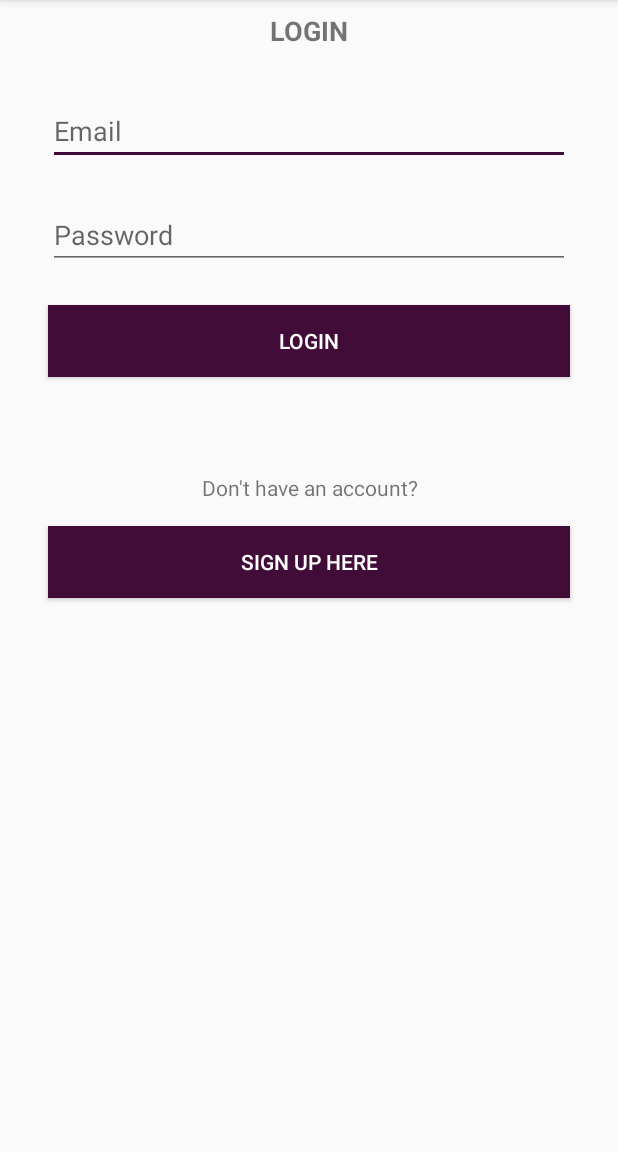
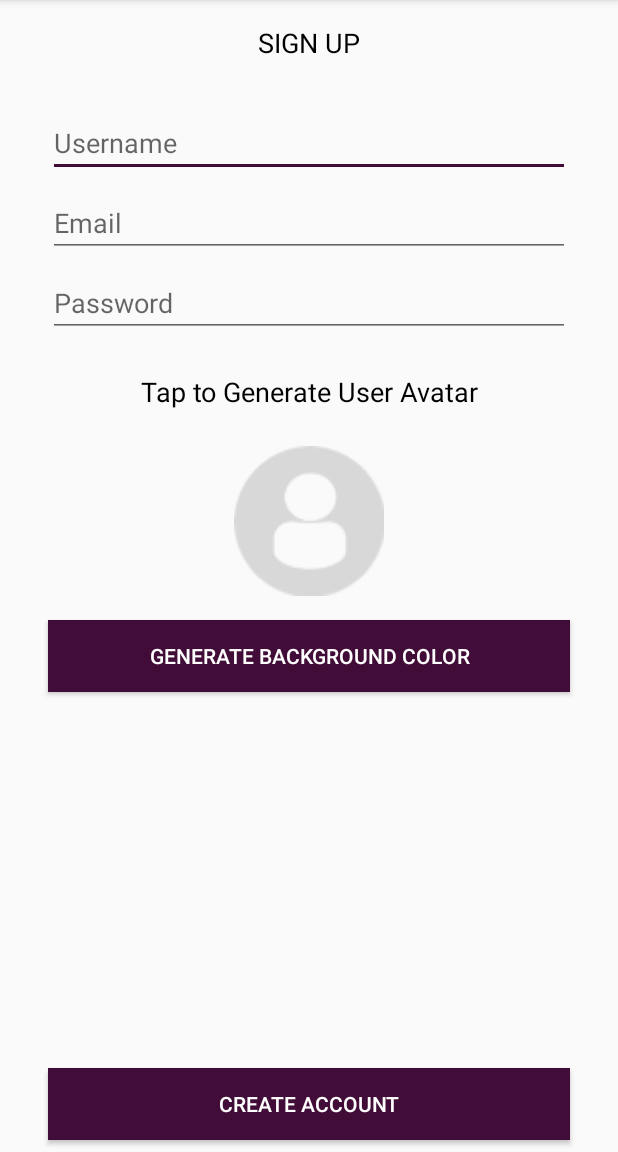
Before and after one commit to vishaljoshi005/Materials-Chat, an Android app: the LoginActivity screen opened directly, with no data from a screen before it, after a tap on "SIGN UP HERE", on a phone screen of 412 x 824 dp, the part 84-1236 px from its top. Run offline under Robolectric (Android 15) with nearby library versions, the phone set to English and light mode, and no system bars.

Commit message:
lesson-03

```diff
--- a/app/src/main/AndroidManifest.xml
+++ b/app/src/main/AndroidManifest.xml
@@ -8,7 +8,8 @@
         android:label="@string/app_name"
         android:supportsRtl="true"
         android:theme="@style/AppTheme">
-        <activity android:name=".controller.LoginActivity"></activity>
+        <activity android:name=".controller.CreateUserActivity"></activity>
+        <activity android:name=".controller.LoginActivity" />
         <activity
             android:name=".controller.MainActivity"
             android:label="@string/app_name"
--- /dev/null
+++ b/app/src/main/java/in/ivishaljoshi/materialchats/controller/CreateUserActivity.kt
@@ -0,0 +1,25 @@
+package `in`.ivishaljoshi.materialchats.controller
+
+import `in`.ivishaljoshi.materialchats.R
+import android.support.v7.app.AppCompatActivity
+import android.os.Bundle
+import android.view.View
+
+class CreateUserActivity : AppCompatActivity() {
+
+    override fun onCreate(savedInstanceState: Bundle?) {
+        super.onCreate(savedInstanceState)
+        setContentView(R.layout.activity_create_user)
+    }
+
+    fun generateAvatarImage(view:View){
+
+    }
+
+    fun backgroundBtnClicked(view:View){
+
+    }
+    fun createUserBtnClicked(view:View){
+
+    }
+}
--- a/app/src/main/java/in/ivishaljoshi/materialchats/controller/LoginActivity.kt
+++ b/app/src/main/java/in/ivishaljoshi/materialchats/controller/LoginActivity.kt
@@ -1,6 +1,7 @@
 package `in`.ivishaljoshi.materialchats.controller
 
 import `in`.ivishaljoshi.materialchats.R
+import android.content.Intent
 import android.support.v7.app.AppCompatActivity
 import android.os.Bundle
 import android.view.View
@@ -13,7 +14,8 @@ class LoginActivity : AppCompatActivity() {
     }
 
     fun loginCreateUserBtnClicked(view:View){
-
+        val createUserIntent = Intent(this, CreateUserActivity::class.java)
+        startActivity(createUserIntent)
     }
 
     fun loginLoginBtnClicked(view:View){
--- /dev/null
+++ b/app/src/main/res/layout/activity_create_user.xml
@@ -0,0 +1,123 @@
+<?xml version="1.0" encoding="utf-8"?>
+<android.support.constraint.ConstraintLayout xmlns:android="http://schemas.android.com/apk/res/android"
+    xmlns:app="http://schemas.android.com/apk/res-auto"
+    xmlns:tools="http://schemas.android.com/tools"
+    android:layout_width="match_parent"
+    android:layout_height="match_parent"
+    tools:context=".controller.CreateUserActivity">
+
+    <TextView
+        android:id="@+id/textView3"
+        android:layout_width="0dp"
+        android:layout_height="wrap_content"
+        android:layout_marginTop="16dp"
+        android:text="@string/sign_up_TEXT"
+        android:textAlignment="center"
+        android:textColor="@android:color/background_dark"
+        android:textSize="18sp"
+        app:layout_constraintEnd_toEndOf="parent"
+        app:layout_constraintHorizontal_bias="0.5"
+        app:layout_constraintStart_toStartOf="parent"
+        app:layout_constraintTop_toTopOf="parent" />
+
+    <EditText
+        android:id="@+id/createUserNameText"
+        android:layout_width="0dp"
+        android:layout_height="wrap_content"
+        android:layout_marginStart="32dp"
+        android:layout_marginTop="32dp"
+        android:layout_marginEnd="32dp"
+        android:ems="10"
+        android:hint="@string/user_name"
+        android:inputType="textPersonName"
+        app:layout_constraintEnd_toEndOf="parent"
+        app:layout_constraintHorizontal_bias="0.5"
+        app:layout_constraintStart_toStartOf="parent"
+        app:layout_constraintTop_toBottomOf="@+id/textView3" />
+
+    <EditText
+        android:id="@+id/createUserEmailText"
+        android:layout_width="0dp"
+        android:layout_height="wrap_content"
+        android:layout_marginStart="32dp"
+        android:layout_marginTop="8dp"
+        android:layout_marginEnd="32dp"
+        android:ems="10"
+        android:hint="@string/email_hint"
+        android:inputType="textPersonName"
+        app:layout_constraintEnd_toEndOf="parent"
+        app:layout_constraintHorizontal_bias="0.5"
+        app:layout_constraintStart_toStartOf="parent"
+        app:layout_constraintTop_toBottomOf="@+id/createUserNameText" />
+
+    <EditText
+        android:id="@+id/createUserPasswordText"
+        android:layout_width="0dp"
+        android:layout_height="wrap_content"
+        android:layout_marginStart="32dp"
+        android:layout_marginTop="8dp"
+        android:layout_marginEnd="32dp"
+        android:ems="10"
+        android:hint="@string/password_hint"
+        android:inputType="textPersonName"
+        app:layout_constraintEnd_toEndOf="parent"
+        app:layout_constraintHorizontal_bias="0.5"
+        app:layout_constraintStart_toStartOf="parent"
+        app:layout_constraintTop_toBottomOf="@+id/createUserEmailText" />
+
+    <TextView
+        android:id="@+id/textView4"
+        android:layout_width="0dp"
+        android:layout_height="wrap_content"
+        android:layout_marginTop="24dp"
+        android:text="@string/user_avatar"
+        android:textAlignment="center"
+        android:textColor="@android:color/background_dark"
+        android:textSize="18sp"
+        app:layout_constraintEnd_toEndOf="parent"
+        app:layout_constraintHorizontal_bias="0.5"
+        app:layout_constraintStart_toStartOf="parent"
+        app:layout_constraintTop_toBottomOf="@+id/createUserPasswordText" />
+
+    <ImageView
+        android:id="@+id/createAvatarImageView"
+        android:layout_width="100dp"
+        android:layout_height="100dp"
+        android:layout_marginTop="24dp"
+        android:onClick="generateAvatarImage"
+        app:layout_constraintEnd_toEndOf="parent"
+        app:layout_constraintHorizontal_bias="0.5"
+        app:layout_constraintStart_toStartOf="parent"
+        app:layout_constraintTop_toBottomOf="@+id/textView4"
+        app:srcCompat="@drawable/profiledefault" />
+
+    <Button
+        android:id="@+id/backgroundColorBtn"
+        android:layout_width="0dp"
+        android:layout_height="wrap_content"
+        android:layout_marginStart="32dp"
+        android:layout_marginTop="16dp"
+        android:layout_marginEnd="32dp"
+        android:background="@color/colorAccent"
+        android:onClick="backgroundBtnClicked"
+        android:text="@string/gen_background"
+        android:textColor="@android:color/background_light"
+        app:layout_constraintEnd_toEndOf="parent"
+        app:layout_constraintStart_toStartOf="parent"
+        app:layout_constraintTop_toBottomOf="@+id/createAvatarImageView" />
+
+    <Button
+        android:id="@+id/createUserBtn"
+        android:layout_width="0dp"
+        android:layout_height="wrap_content"
+        android:layout_marginStart="32dp"
+        android:layout_marginEnd="32dp"
+        android:layout_marginBottom="8dp"
+        android:background="@color/colorAccent"
+        android:onClick="createUserBtnClicked"
+        android:text="@string/create_acc"
+        android:textColor="@android:color/background_light"
+        app:layout_constraintBottom_toBottomOf="parent"
+        app:layout_constraintEnd_toEndOf="parent"
+        app:layout_constraintStart_toStartOf="parent" />
+</android.support.constraint.ConstraintLayout>
--- a/app/src/main/res/values/strings.xml
+++ b/app/src/main/res/values/strings.xml
@@ -8,8 +8,8 @@
     <string name="action_settings">Settings</string>
     <string name="login">LOGIN</string>
     <string name="add_channel">Add Channel</string>
-    <string name="user_name">USERNAME</string>
-    <string name="user_email">USEREMAIL@EMAIL.COM</string>
+    <string name="user_name">Username</string>
+    <string name="user_email">username@email.com</string>
     <string name="log_in">Please LogIn First Bro</string>
     <string name="send_btn">Send</string>
     <string name="message_hint">Message:</string>
@@ -17,4 +17,8 @@
     <string name="password_hint">Password</string>
     <string name="sign_up">SIGN UP HERE</string>
     <string name="no_account">Don\'t have an account?</string>
+    <string name="sign_up_TEXT">SIGN UP</string>
+    <string name="user_avatar">Tap to Generate User Avatar</string>
+    <string name="create_acc">CREATE ACCOUNT</string>
+    <string name="gen_background">GENERATE BACKGROUND COLOR</string>
 </resources>
```
